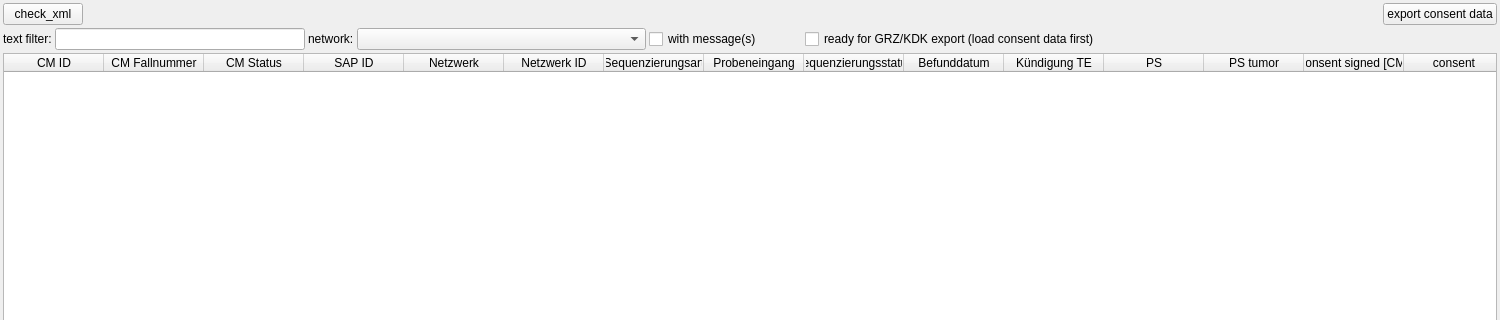
The window that src/MVHub/MVHub.ui (imgag/ngs-bits) describes before a commit, drawn with Qt 5; both pictures show x 0 to 1500 and y 0 to 320 of the 1500 by 800 pixel window.
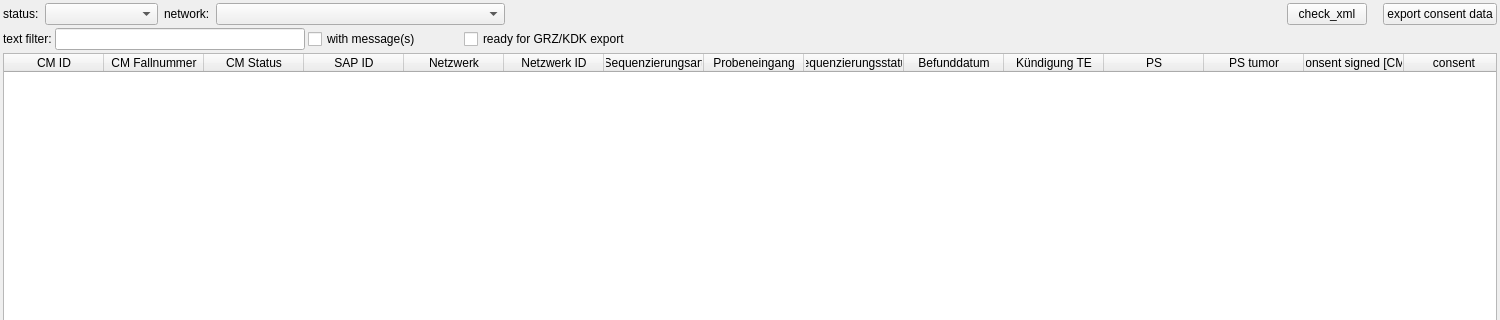
The same window after the commit. Icons and pictures are not drawn.

Diff of the .ui file:
```diff
--- a/src/MVHub/MVHub.ui
+++ b/src/MVHub/MVHub.ui
@@ -48,6 +48,92 @@
     </property>
     <item>
      <layout class="QHBoxLayout" name="horizontalLayout_2">
+      <item>
+       <widget class="QLabel" name="label_3">
+        <property name="text">
+         <string>status:</string>
+        </property>
+       </widget>
+      </item>
+      <item>
+       <widget class="QComboBox" name="f_status">
+        <item>
+         <property name="text">
+          <string/>
+         </property>
+        </item>
+        <item>
+         <property name="text">
+          <string>Keine Angabe</string>
+         </property>
+        </item>
+        <item>
+         <property name="text">
+          <string>Rekrutiert</string>
+         </property>
+        </item>
+        <item>
+         <property name="text">
+          <string>Aktiv</string>
+         </property>
+        </item>
+        <item>
+         <property name="text">
+          <string>Abgebrochen</string>
+         </property>
+        </item>
+        <item>
+         <property name="text">
+          <string>Abgeschlossen</string>
+         </property>
+        </item>
+       </widget>
+      </item>
+      <item>
+       <widget class="QLabel" name="label_2">
+        <property name="text">
+         <string>network:</string>
+        </property>
+       </widget>
+      </item>
+      <item>
+       <widget class="QComboBox" name="f_network">
+        <property name="minimumSize">
+         <size>
+          <width>250</width>
+          <height>0</height>
+         </size>
+        </property>
+        <item>
+         <property name="text">
+          <string/>
+         </property>
+        </item>
+        <item>
+         <property name="text">
+          <string>Netzwerk Seltene Erkrankungen</string>
+         </property>
+        </item>
+        <item>
+         <property name="text">
+          <string>Deutsches Netzwerk für Personalisierte Medizin</string>
+         </property>
+        </item>
+       </widget>
+      </item>
+      <item>
+       <spacer name="horizontalSpacer_2">
+        <property name="orientation">
+         <enum>Qt::Horizontal</enum>
+        </property>
+        <property name="sizeHint" stdset="0">
+         <size>
+          <width>40</width>
+          <height>20</height>
+         </size>
+        </property>
+       </spacer>
+      </item>
       <item>
        <widget class="QPushButton" name="check_xml">
         <property name="toolTip">
@@ -59,13 +145,16 @@
        </widget>
       </item>
       <item>
-       <spacer name="horizontalSpacer_2">
+       <spacer name="horizontalSpacer_4">
         <property name="orientation">
          <enum>Qt::Horizontal</enum>
         </property>
+        <property name="sizeType">
+         <enum>QSizePolicy::Fixed</enum>
+        </property>
         <property name="sizeHint" stdset="0">
          <size>
-          <width>40</width>
+          <width>10</width>
           <height>20</height>
          </size>
         </property>
@@ -108,38 +197,6 @@
         </property>
        </widget>
       </item>
-      <item>
-       <widget class="QLabel" name="label_2">
-        <property name="text">
-         <string>network:</string>
-        </property>
-       </widget>
-      </item>
-      <item>
-       <widget class="QComboBox" name="f_network">
-        <property name="minimumSize">
-         <size>
-          <width>250</width>
-          <height>0</height>
-         </size>
-        </property>
-        <item>
-         <property name="text">
-          <string/>
-         </property>
-        </item>
-        <item>
-         <property name="text">
-          <string>Netzwerk Seltene Erkrankungen</string>
-         </property>
-        </item>
-        <item>
-         <property name="text">
-          <string>Deutsches Netzwerk für Personalisierte Medizin</string>
-         </property>
-        </item>
-       </widget>
-      </item>
       <item>
        <widget class="QCheckBox" name="f_messages">
         <property name="text">
@@ -166,7 +223,7 @@
       <item>
        <widget class="QCheckBox" name="f_ready_export">
         <property name="text">
-         <string>ready for GRZ/KDK export (load consent data first)</string>
+         <string>ready for GRZ/KDK export</string>
         </property>
        </widget>
       </item>
```
